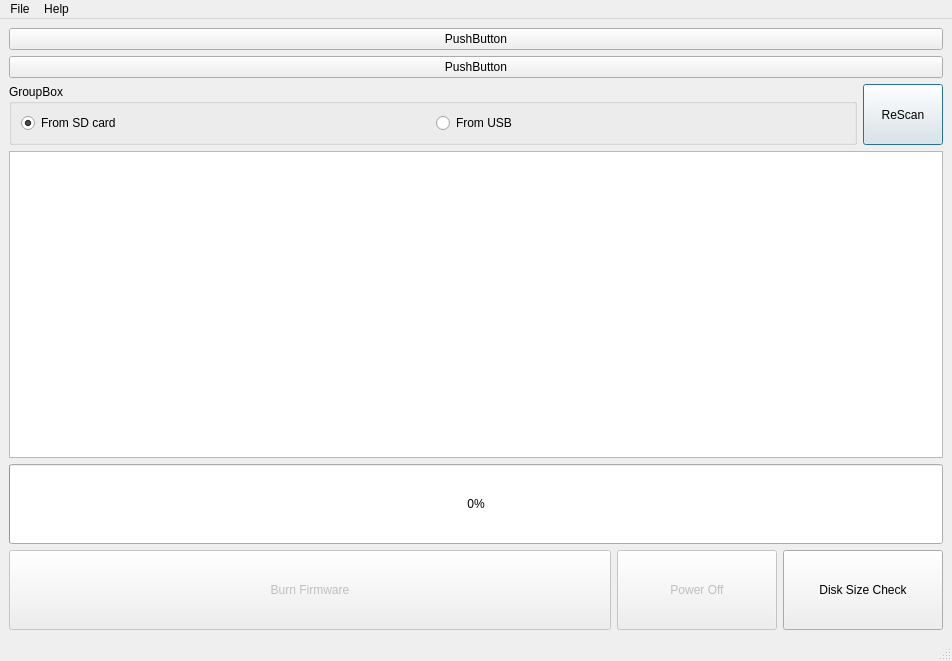
Above: mainwindow.ui from NTX-Factory-Tools/Firmware-Upgrade before the change. Below: the same form after it.
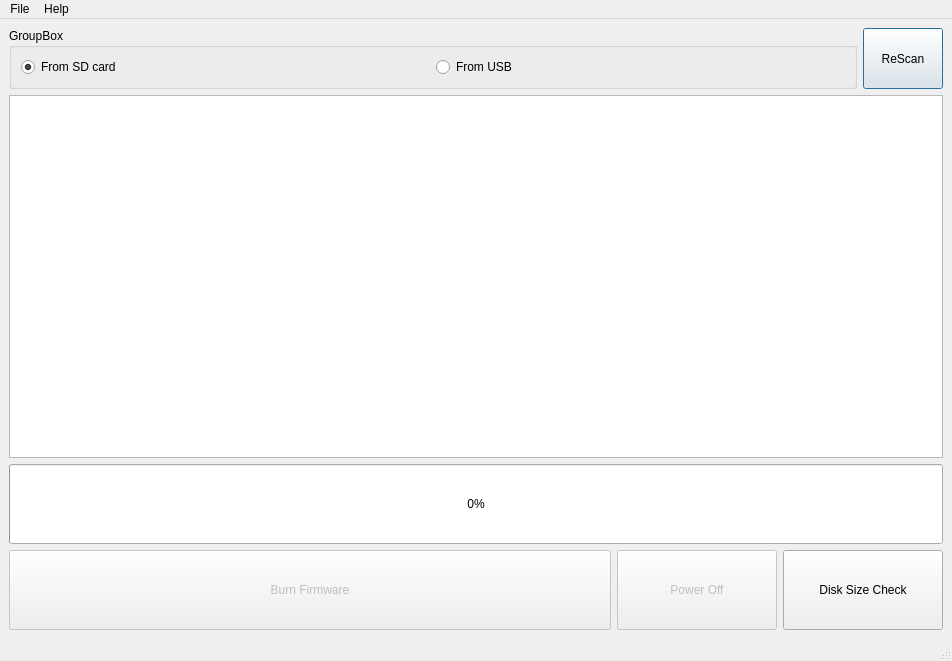
That is the form after the change.

```diff
--- a/mainwindow.ui
+++ b/mainwindow.ui
@@ -15,20 +15,6 @@
   </property>
   <widget class="QWidget" name="centralwidget">
    <layout class="QVBoxLayout" name="verticalLayout">
-    <item>
-     <widget class="QPushButton" name="pushButton_2">
-      <property name="text">
-       <string>PushButton</string>
-      </property>
-     </widget>
-    </item>
-    <item>
-     <widget class="QPushButton" name="pushButton">
-      <property name="text">
-       <string>PushButton</string>
-      </property>
-     </widget>
-    </item>
     <item>
      <layout class="QHBoxLayout" name="horizontalLayout_3">
       <item>
```
Left out of the diff: 2 changed lines with no effect on the pictures.
